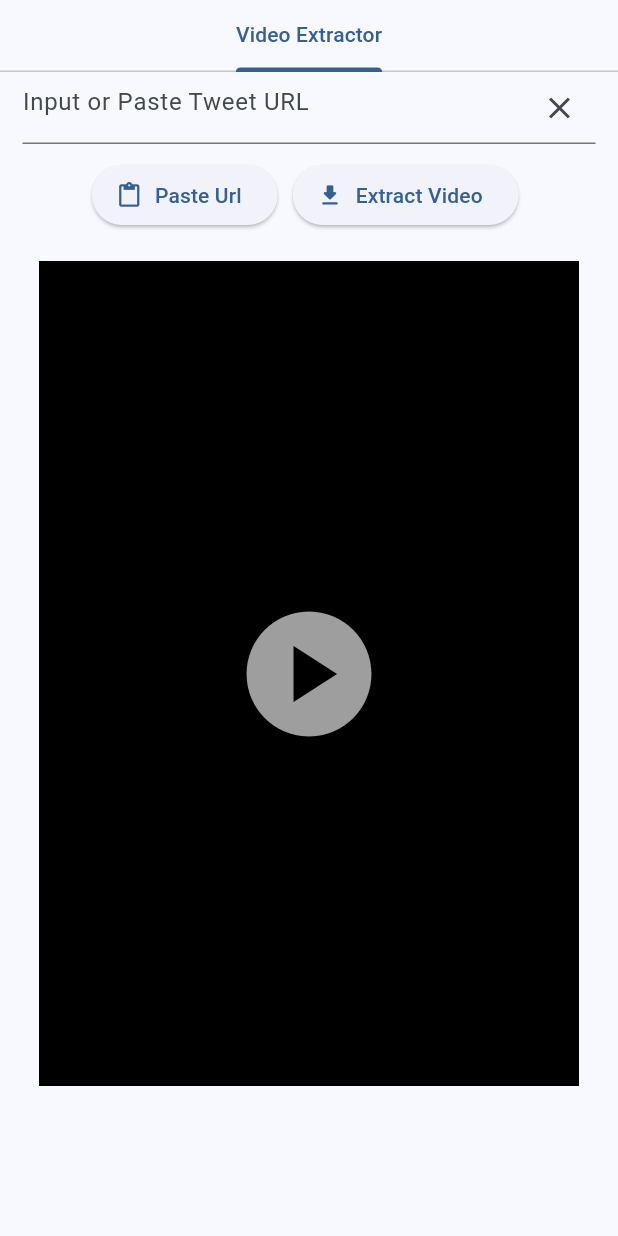
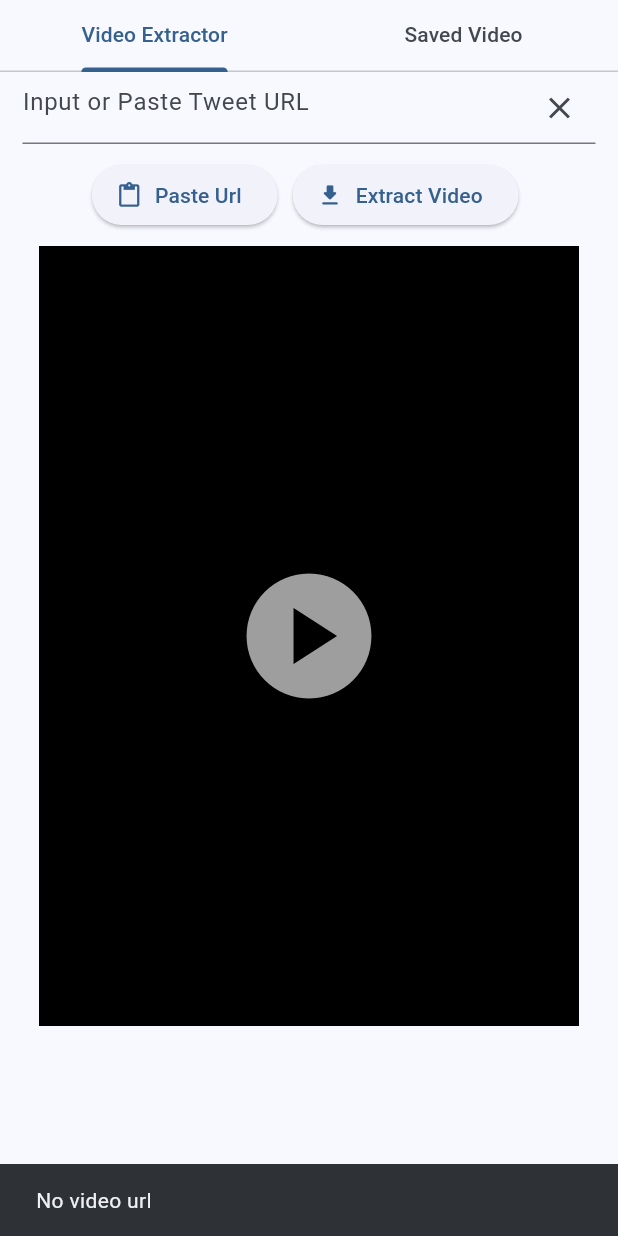
Before and after one commit to hcq0618/video_downloader, a Flutter app: the screen it shows after launch, after a tap on "Extract Video", on a phone screen of 412 x 824 dp. Run offline on Flutter 3.47's test engine with Material 2 defaults, Android fonts, the phone set to English and light mode, and no system bars; our stand-ins replace chewie, dartx, dio, video_player; missing offline and left inert: video_thumbnail.

Commit message:
add saved video page and video player page

```diff
--- a/lib/downloader/twitter_video_downloader.dart
+++ b/lib/downloader/twitter_video_downloader.dart
@@ -1,16 +1,12 @@
 import 'dart:convert';
-import 'dart:ffi';
-
 import 'package:dio/dio.dart';
 import 'package:flutter/foundation.dart';
 import 'package:video_downloader/downloader/video_downloader.dart';
 
 // https://github.com/TamilKannanCV/twitter_extractor
-class TwitterVideoDownloader implements VideoDownloader {
+class TwitterVideoDownloader extends VideoDownloader {
   static const _api =
       "https://twittervideodownloaderpro.com/twittervideodownloadv2/index.php";
-
-  final dio = Dio();
 
   final _urlPattern = RegExp(
       r"(https?://twitter\.com/(?:!/)?(?<username>\w+)/status(es)?/(?<id>\d+))");
@@ -85,11 +81,11 @@ class TweetVideo extends Video {
     this.text,
     this.thumb,
     this.type,
-    String url,
+    super.url,
     this.bitrate,
     this.duration,
-    int size,
-  ) : super(url, size);
+    super.size,
+  );
 
   factory TweetVideo.fromJson(Map<String, dynamic> data) {
     final source = data["source"];
--- a/lib/main.dart
+++ b/lib/main.dart
@@ -1,5 +1,6 @@
 import 'package:flutter/material.dart';
 import 'package:flutter/services.dart';
+import 'package:video_downloader/page/saved_video_page.dart';
 import 'package:video_downloader/page/video_extractor_page.dart';
 
 void main() {
@@ -35,14 +36,15 @@ class HomePage extends StatefulWidget {
 
 class _HomePageState extends State<HomePage> with TickerProviderStateMixin {
   late final TabController _tabController;
-  final tabs = const [
+  final _tabs = const [
     Tab(text: 'Video Extractor'),
+    Tab(text: 'Saved Video'),
   ];
 
   @override
   void initState() {
     super.initState();
-    _tabController = TabController(length: tabs.length, vsync: this);
+    _tabController = TabController(length: _tabs.length, vsync: this);
   }
 
   @override
@@ -59,13 +61,14 @@ class _HomePageState extends State<HomePage> with TickerProviderStateMixin {
           children: [
             TabBar(
               controller: _tabController,
-              tabs: tabs,
+              tabs: _tabs,
             ),
             Expanded(
               child: TabBarView(
                 controller: _tabController,
                 children: [
-                  VideoExtractorPage(),
+                  VideoExtractorPage(_tabController),
+                  SavedVideoPage(_tabController),
                 ],
               ),
             ),
--- /dev/null
+++ b/lib/page/lifecycle_state.dart
@@ -0,0 +1,31 @@
+import 'package:flutter/cupertino.dart';
+
+abstract class LifecycleState<T extends StatefulWidget> extends State<T>
+    with WidgetsBindingObserver {
+  @protected
+  @override
+  @mustCallSuper
+  void initState() {
+    super.initState();
+    WidgetsBinding.instance.addObserver(this);
+  }
+
+  @protected
+  @override
+  @mustCallSuper
+  void dispose() {
+    WidgetsBinding.instance.removeObserver(this);
+    super.dispose();
+  }
+
+  @override
+  @mustCallSuper
+  void didChangeAppLifecycleState(AppLifecycleState state) {
+    if (state == AppLifecycleState.resumed) {
+      onResume();
+    }
+  }
+
+  @protected
+  void onResume() {}
+}
--- a/lib/page/video_extractor_page.dart
+++ b/lib/page/video_extractor_page.dart
@@ -4,36 +4,41 @@ import 'package:flutter/foundation.dart';
 import 'package:flutter/material.dart';
 import 'package:flutter/services.dart';
 import 'package:video_downloader/utils/formatter.dart';
+import 'package:video_downloader/widget/load_button.dart';
+import 'package:video_downloader/widget/toast.dart';
 import 'package:video_player/video_player.dart';
 
 import '../downloader/twitter_video_downloader.dart';
+import 'lifecycle_state.dart';
 
 class VideoExtractorPage extends StatefulWidget {
   final _twitterVideoDownloader = TwitterVideoDownloader();
+  final TabController _tabController;
 
-  VideoExtractorPage({super.key});
+  VideoExtractorPage(this._tabController, {super.key});
 
   @override
   State<VideoExtractorPage> createState() => _VideoExtractorPageState();
 }
 
-class _VideoExtractorPageState extends State<VideoExtractorPage>
-    with WidgetsBindingObserver {
-  final TextEditingController _urlEditorController = TextEditingController();
-  bool _isExtractingVideoUrl = false;
+class _VideoExtractorPageState extends LifecycleState<VideoExtractorPage> {
+  final _urlEditorController = TextEditingController();
+  String _videoUrl = '';
+  final _videoSizeController = LoadResultController();
   VideoPlayerController? _videoPlayerController;
   ChewieController? _chewieController;
-  String _videoSize = "";
+  bool _isSaveButtonVisible = false;
+  final _saveVideoController = LoadResultController();
 
   @override
   void initState() {
     super.initState();
-    WidgetsBinding.instance.addObserver(this);
+    widget._tabController.addListener(onResume);
   }
 
   @override
   void dispose() {
-    WidgetsBinding.instance.removeObserver(this);
+    widget._tabController.removeListener(onResume);
     _urlEditorController.dispose();
     _disposePlayer();
     super.dispose();
@@ -47,13 +52,13 @@ class _VideoExtractorPageState extends State<VideoExtractorPage>
   }
 
   @override
-  void didChangeAppLifecycleState(AppLifecycleState state) async {
-    if (state == AppLifecycleState.resumed) {
+  void onResume() {
+    if (widget._tabController.index == 0) {
       _pasteFromClipboard();
     }
   }
 
-  void _pasteFromClipboard() async {
+  Future<void> _pasteFromClipboard() async {
     final data = await Clipboard.getData(Clipboard.kTextPlain);
     _urlEditorController.text = data?.text ?? '';
   }
@@ -63,16 +68,6 @@ class _VideoExtractorPageState extends State<VideoExtractorPage>
     return Padding(
       padding: const EdgeInsets.symmetric(horizontal: 15),
       child: Column(
-        children: [
-          _buildVideoExtractor(),
-          _buildVideoPlayer(),
-        ],
-      ),
-    );
-  }
-
-  Widget _buildVideoExtractor() {
-    return Column(
         children: [
           TextField(
             controller: _urlEditorController,
@@ -84,30 +79,16 @@ class _VideoExtractorPageState extends State<VideoExtractorPage>
               ),
             ),
           ),
-        Padding(
-          padding: const EdgeInsets.only(top: 10),
-          child: Row(
-            mainAxisAlignment: MainAxisAlignment.center,
-            children: [
-              ElevatedButton.icon(
-                onPressed: () async {
-                  _pasteFromClipboard();
-                },
-                icon: const Icon(Icons.paste),
-                label: const Text('Paste Url'),
+          _buildVideoExtractor(context),
+          _buildVideoPlayer(),
+          _buildBottomButtons(),
+        ],
       ),
-              Padding(
-                padding: const EdgeInsets.only(left: 10),
-                child: ElevatedButton.icon(
-                  onPressed: () async {
-                    if (_isExtractingVideoUrl) {
-                      return;
+    );
   }
 
-                    setState(() {
-                      _isExtractingVideoUrl = true;
-                      _videoSize = '';
-                    });
+  Future<void> _extractVideoUrl(BuildContext context) async {
+    _saveVideoController.setResult('');
 
     final video = await widget._twitterVideoDownloader
         .extractVideo(_urlEditorController.text);
@@ -117,8 +98,7 @@ class _VideoExtractorPageState extends State<VideoExtractorPage>
     }
 
     if (videoUrl.isNotNullOrEmpty) {
-                      final videoPlayerController =
-                          VideoPlayerController.network(videoUrl);
+      final videoPlayerController = VideoPlayerController.network(videoUrl);
       _videoPlayerController = videoPlayerController;
 
       _chewieController = ChewieController(
@@ -127,36 +107,42 @@ class _VideoExtractorPageState extends State<VideoExtractorPage>
           autoPlay: true,
           looping: true);
     } else {
+      if (mounted) {
+        'No video url'.showToast(context);
+      }
       _disposePlayer();
     }
 
+    _videoSizeController.setResult(video?.size.readableFileSize());
+
     setState(() {
-                      _isExtractingVideoUrl = false;
-                      _videoSize = video?.size.readableFileSize() ?? '';
+      _videoUrl = videoUrl;
+      _isSaveButtonVisible = _chewieController != null;
     });
-                  },
-                  icon: _isExtractingVideoUrl
-                      ? Container(
-                          width: 20,
-                          height: 20,
-                          padding: const EdgeInsets.all(2.0),
-                          child: const CircularProgressIndicator(
-                            color: Colors.blue,
-                            strokeWidth: 2,
-                          ),
-                        )
-                      : const Icon(Icons.download_rounded),
-                  label: const Text('Extract Video'),
-                ),
+  }
+
+  Widget _buildVideoExtractor(BuildContext context) {
+    return Padding(
+      padding: const EdgeInsets.only(top: 10),
+      child: Row(
+        mainAxisAlignment: MainAxisAlignment.center,
+        children: [
+          ElevatedButton.icon(
+            onPressed: _pasteFromClipboard,
+            icon: const Icon(Icons.paste),
+            label: const Text('Paste Url'),
           ),
           Padding(
-                padding: const EdgeInsets.only(left: 5),
-                child: Text(_videoSize),
-              )
-            ],
+            padding: const EdgeInsets.only(left: 10),
+            child: LoadButton(
+              loadResultController: _videoSizeController,
+              onPressed: () => _extractVideoUrl(context),
+              iconData: Icons.download_rounded,
+              text: 'Extract Video',
             ),
           ),
         ],
+      ),
     );
   }
 
@@ -168,8 +154,8 @@ class _VideoExtractorPageState extends State<VideoExtractorPage>
       children: [
         Container(
           width: 360,
-          height: 550,
-          margin: const EdgeInsets.only(top: 20),
+          height: 520,
+          margin: const EdgeInsets.only(top: 10),
           color: showVideoPlayer ? Colors.transparent : Colors.black,
           child: showVideoPlayer
               ? Chewie(controller: chewieController)
@@ -182,4 +168,30 @@ class _VideoExtractorPageState extends State<VideoExtractorPage>
       ],
     );
   }
+
+  Widget _buildBottomButtons() {
+    return Row(
+      mainAxisAlignment: MainAxisAlignment.center,
+      children: [
+        Visibility(
+          visible: _isSaveButtonVisible,
+          child: Padding(
+            padding: const EdgeInsets.only(top: 10),
+            child: LoadButton(
+              loadResultController: _saveVideoController,
+              onPressed: () async {
+                await widget._twitterVideoDownloader.downloadVideo(_videoUrl,
+                    progressCallback: (count, total) {
+                  _saveVideoController
+                      .setResult("${(count * 100 / total).round()}%");
+                });
+              },
+              iconData: Icons.save,
+              text: 'Save',
+            ),
+          ),
+        ),
+      ],
+    );
   }
+}
--- /dev/null
+++ b/lib/widget/load_button.dart
@@ -0,0 +1,79 @@
+import 'package:flutter/foundation.dart';
+import 'package:flutter/material.dart';
+
+class LoadButton extends StatefulWidget {
+  final IconData iconData;
+  final String text;
+  final AsyncCallback onPressed;
+  final LoadResultController? loadResultController;
+
+  const LoadButton(
+      {super.key,
+      required this.iconData,
+      required this.text,
+      required this.onPressed,
+      this.loadResultController});
+
+  @override
+  State<StatefulWidget> createState() => LoadButtonState();
+}
+
+class LoadResultController {
+  final _loadResult = ValueNotifier('');
+
+  void setResult(String? result) {
+    _loadResult.value = result ?? '';
+  }
+}
+
+class LoadButtonState extends State<LoadButton> {
+  final _isLoading = ValueNotifier(false);
+
+  @override
+  Widget build(BuildContext context) {
+    return Row(
+      children: [
+        ElevatedButton.icon(
+          onPressed: () async {
+            if (_isLoading.value) {
+              return;
+            }
+
+            _isLoading.value = true;
+            widget.loadResultController?.setResult('');
+
+            await widget.onPressed();
+
+            _isLoading.value = false;
+          },
+          icon: ValueListenableBuilder(
+            valueListenable: _isLoading,
+            builder: (context, value, child) {
+              return value ? child! : Icon(widget.iconData);
+            },
+            child: Container(
+              width: 20,
+              height: 20,
+              padding: const EdgeInsets.all(2.0),
+              child: const CircularProgressIndicator(
+                color: Colors.blue,
+                strokeWidth: 2,
+              ),
+            ),
+          ),
+          label: Text(widget.text),
+        ),
+        Padding(
+          padding: const EdgeInsets.only(left: 5),
+          child: ValueListenableBuilder(
+            valueListenable:
+                widget.loadResultController?._loadResult ?? ValueNotifier(''),
+            builder: (context, value, child) {
+              return Text(value);
+            },
+          ),
+        ),
+      ],
+    );
+  }
+}
--- /dev/null
+++ b/lib/widget/toast.dart
@@ -0,0 +1,11 @@
+import 'package:flutter/material.dart';
+
+extension Toast on String {
+  void showToast(BuildContext context, {SnackBarAction? action}) {
+    final scaffold = ScaffoldMessenger.of(context);
+    scaffold.showSnackBar(SnackBar(
+      content: Text(this),
+      action: action,
+    ));
+  }
+}
--- a/pubspec.yaml
+++ b/pubspec.yaml
@@ -45,6 +45,12 @@ dependencies:
   # https://pub.dev/packages/chewie
   chewie: ^1.5.0
   intl: ^0.18.1
+  # https://pub.dev/packages/path_provider
+  path_provider: ^2.0.15
+  # https://pub.dev/packages/video_thumbnail
+  video_thumbnail: ^0.5.3
+  # https://pub.dev/packages/path/install
+  path: ^1.8.3
 
 dev_dependencies:
 
```
Also changed, not shown: lib/downloader/video_downloader.dart (+30 -1 lines), lib/page/saved_video_page.dart (added, +140 -0 lines), lib/page/video_player_page.dart (added, +73 -0 lines). Lines whose indentation alone changed are shown as unchanged.
